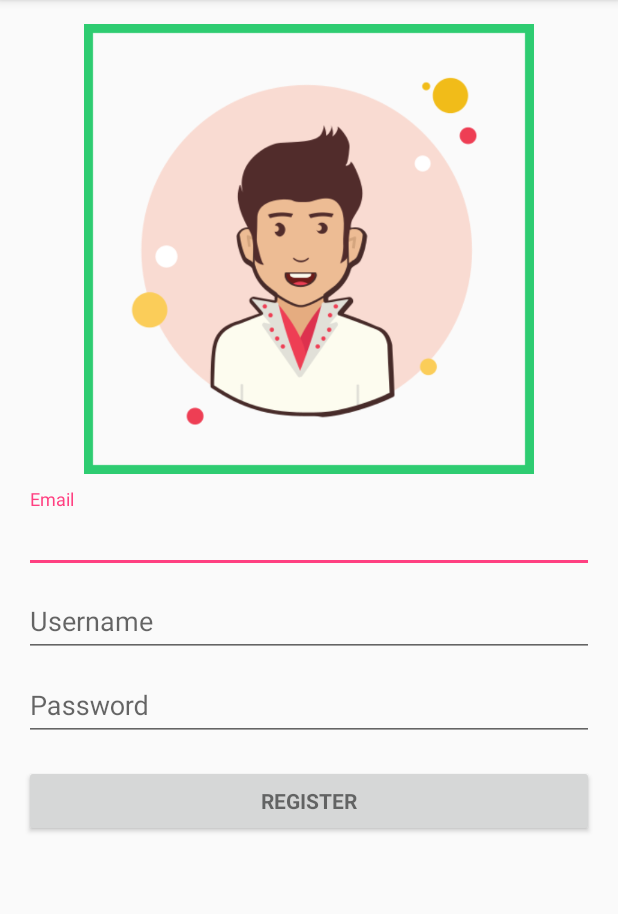
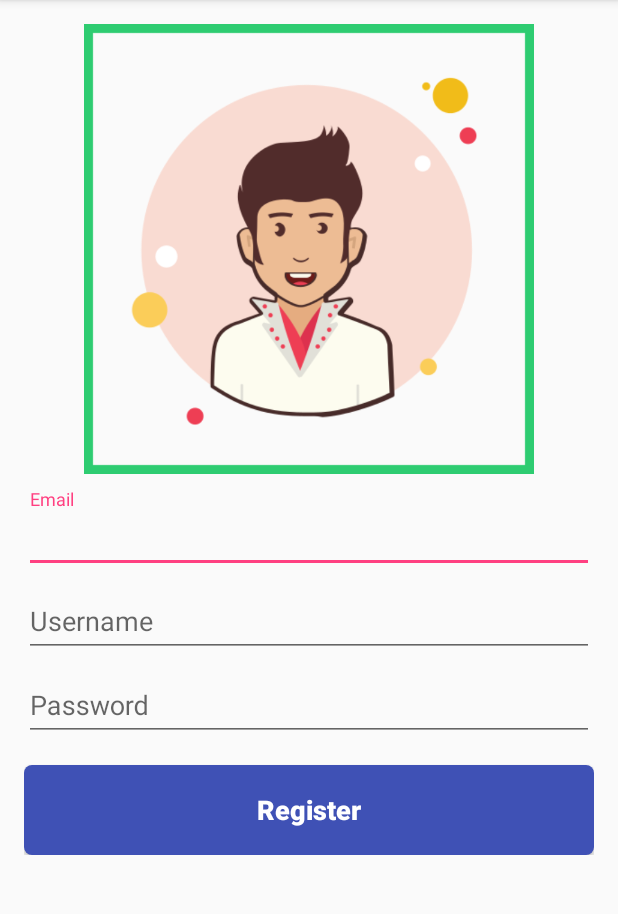
Before and after one commit to Pahanuch/DoItTestApplication, an Android app: the RegistrationActivity screen opened directly, with no data from a screen before it, on a phone screen of 412 x 824 dp, the part 84-998 px from its top. Run offline under Robolectric (Android 15) with nearby library versions, the phone set to English and light mode, and no system bars; libraries missing offline, so code that uses them is left out: com.arellomobile.mvp; pictures from the network do not load.

Commit message:
add button style

```diff
--- /dev/null
+++ b/app/src/main/res/drawable-v24/button_background.xml
@@ -0,0 +1,11 @@
+<?xml version="1.0" encoding="utf-8"?>
+<layer-list xmlns:android="http://schemas.android.com/apk/res/android">
+
+    <item>
+        <shape>
+            <solid android:color="?attr/colorPrimary"/>
+            <corners android:radius="5dp"/>
+        </shape>
+    </item>
+
+</layer-list>
--- a/app/src/main/res/layout/activity_login.xml
+++ b/app/src/main/res/layout/activity_login.xml
@@ -53,7 +53,6 @@
 
         <Button
             android:id="@+id/signInButton"
-            style="?android:textAppearanceSmall"
             android:layout_width="match_parent"
             android:layout_height="wrap_content"
             android:layout_marginTop="@dimen/activity_vertical_margin"
@@ -62,9 +61,9 @@
 
         <Button
             android:id="@+id/registerButton"
-            style="?android:textAppearanceSmall"
             android:layout_width="match_parent"
             android:layout_height="wrap_content"
+            android:layout_marginTop="@dimen/activity_vertical_margin"
             android:text="@string/action_register"
             android:textStyle="bold" />
 
--- a/app/src/main/res/layout/activity_registration.xml
+++ b/app/src/main/res/layout/activity_registration.xml
@@ -80,7 +80,6 @@
 
             <Button
                 android:id="@+id/email_sign_in_button"
-                style="?android:textAppearanceSmall"
                 android:layout_width="match_parent"
                 android:layout_height="wrap_content"
                 android:layout_marginTop="16dp"
--- a/app/src/main/res/values/colors.xml
+++ b/app/src/main/res/values/colors.xml
@@ -3,4 +3,6 @@
     <color name="colorPrimary">#3F51B5</color>
     <color name="colorPrimaryDark">#303F9F</color>
     <color name="colorAccent">#FF4081</color>
+
+    <color name="white">#FFFFFF</color>
 </resources>
--- a/app/src/main/res/values/styles.xml
+++ b/app/src/main/res/values/styles.xml
@@ -6,6 +6,7 @@
         <item name="colorPrimary">@color/colorPrimary</item>
         <item name="colorPrimaryDark">@color/colorPrimaryDark</item>
         <item name="colorAccent">@color/colorAccent</item>
+        <item name="buttonStyle">@style/AppTheme.BigButton</item>
     </style>
 
     <style name="AppTheme.NoActionBar">
@@ -17,4 +18,20 @@
 
     <style name="AppTheme.PopupOverlay" parent="ThemeOverlay.AppCompat.Light" />
 
+    <style name="AppTheme.BigButton" parent="Widget.AppCompat.Button">
+        <item name="android:minHeight">60dp</item>
+        <item name="android:background">@drawable/button_background</item>
+        <item name="android:foreground">?attr/selectableItemBackground</item>
+        <item name="android:textAppearance">@style/AppTheme.BigButton.TextAppearance</item>
+        <item name="android:focusable">true</item>
+        <item name="elevation">0dp</item>
+    </style>
+
+    <style name="AppTheme.BigButton.TextAppearance" parent="TextAppearance.AppCompat.Button">
+        <item name="android:textSize">18sp</item>
+        <item name="android:textColor">@color/white</item>
+        <item name="android:fontFamily">sans-serif-medium</item>
+        <item name="android:textAllCaps">false</item>
+    </style>
+
 </resources>
```
